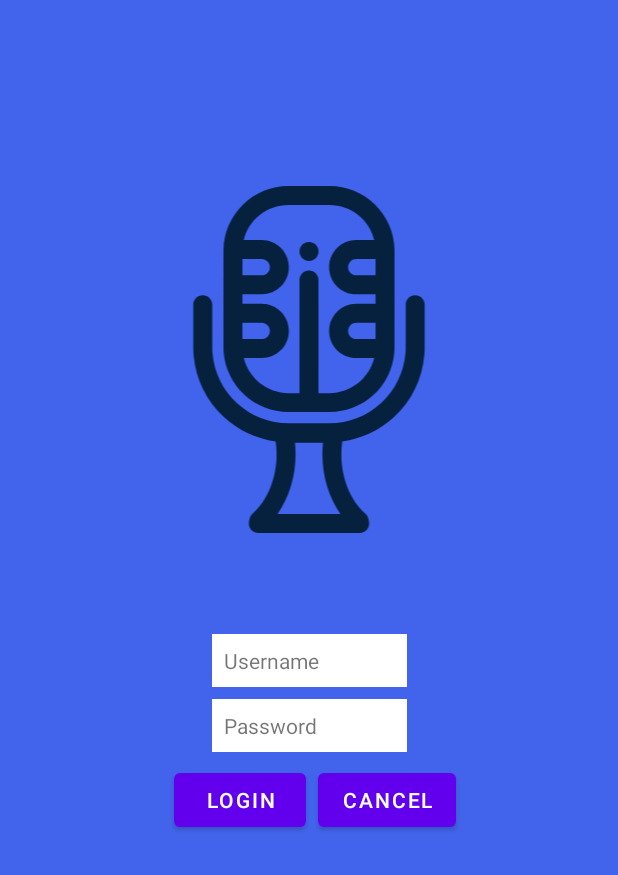
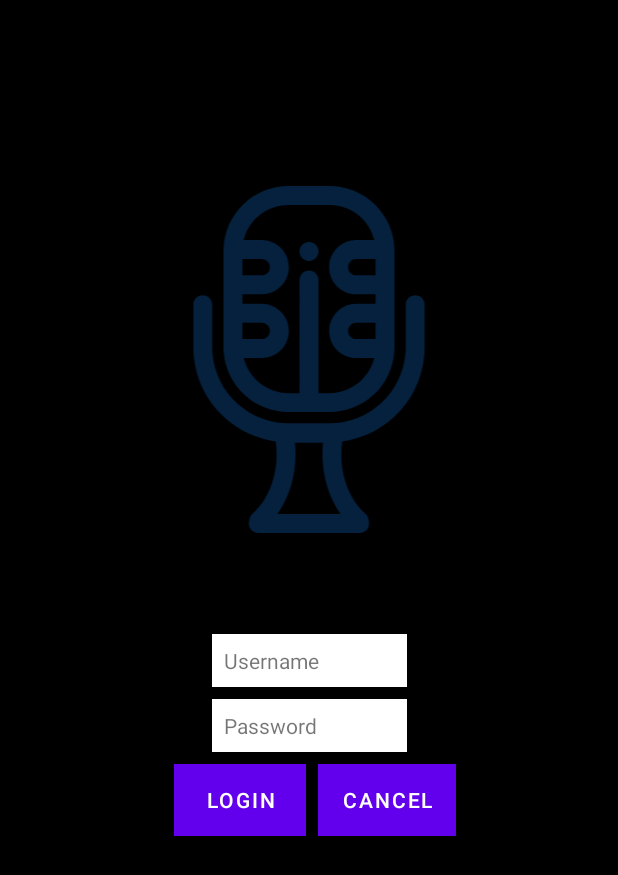
Before and after one commit to JhonnyMcGoleman/Functionalies, an Android app: the layout activity_main.xml on its own in the app's theme, with its tools: preview values and no code run, on a phone screen of 412 x 824 dp. Shown: the top 875 px of the screen. Run offline under Robolectric (Android 15) with nearby library versions, the phone set to English and light mode, and no system bars.

Commit message:
Cagada minuscula

```diff
--- a/app/src/main/res/layout/activity_main.xml
+++ b/app/src/main/res/layout/activity_main.xml
@@ -6,7 +6,7 @@
     android:layout_width="match_parent"
     android:layout_height="match_parent"
     android:paddingTop="?attr/actionBarSize"
-    android:background="@color/blue"
+    android:background="@color/black"
     >
 
 
@@ -35,11 +35,12 @@
         app:layout_constraintEnd_toEndOf="parent"
         android:layout_margin="8dp"/>
     <Button
-        android:id="@+id/ok"
+        android:id="@+id/Login"
         android:layout_width="wrap_content"
         android:layout_height="wrap_content"
         android:text="Login"
         android:layout_margin="8dp"
+        android:background="@color/pp"
         app:layout_constraintTop_toBottomOf="@id/password"
         app:layout_constraintStart_toStartOf="parent"
         app:layout_constraintEnd_toEndOf="parent"
@@ -49,10 +50,11 @@
         android:layout_width="wrap_content"
         android:layout_height="wrap_content"
         android:text="Cancel"
+        android:background="@color/pp"
         android:id="@+id/cancel"
         android:layout_marginLeft="8dp"
-        app:layout_constraintStart_toEndOf="@id/ok"
-        app:layout_constraintTop_toTopOf="@id/ok">
+        app:layout_constraintStart_toEndOf="@id/Login"
+        app:layout_constraintTop_toTopOf="@id/Login">
     </Button>
 
     <ImageView
```
